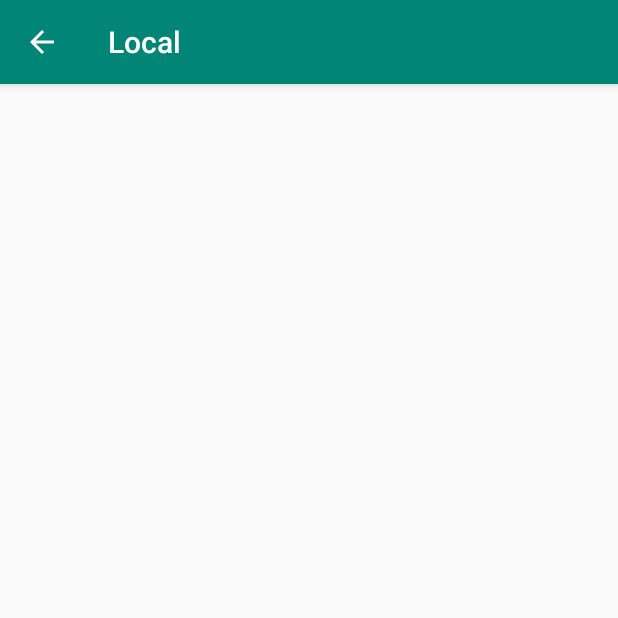
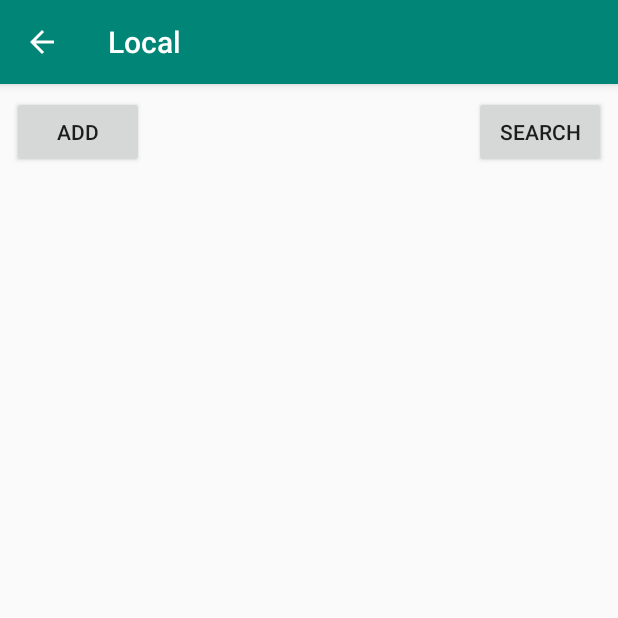
Before and after one commit to lufimon/cdgsWorkshop, an Android app: the LocalActivity screen opened directly, with no data from a screen before it, on a phone screen of 412 x 824 dp, the top half of it. Run offline under Robolectric (Android 15) with nearby library versions, the phone set to English and light mode, and no system bars; our stand-ins replace Room's generated code.

Commit message:
insert person

```diff
--- a/app/src/main/AndroidManifest.xml
+++ b/app/src/main/AndroidManifest.xml
@@ -1,6 +1,7 @@
 <?xml version="1.0" encoding="utf-8"?>
 <manifest xmlns:android="http://schemas.android.com/apk/res/android"
-          xmlns:tools="http://schemas.android.com/tools" package="th.co.cdgs.workshop1">
+          xmlns:tools="http://schemas.android.com/tools"
+          package="th.co.cdgs.workshop1">
 
     <uses-permission android:name="android.permission.INTERNET"/>
 
@@ -23,6 +24,8 @@
         </activity>
         <activity android:name=".remote.RemoteActivity">
         </activity>
+        <activity android:name=".local.LocalAddActivity">
+        </activity>
     </application>
 
 </manifest>
--- /dev/null
+++ b/app/src/main/java/th/co/cdgs/workshop1/Utils.kt
@@ -0,0 +1,29 @@
+package th.co.cdgs.workshop1
+
+import android.os.AsyncTask
+
+class Utils {
+    companion object {
+        class DoAsyncCallBack(private val handler: () -> Any, private val callback: (Any?) -> Unit) :
+            AsyncTask<Unit, Unit, Any>() {
+            override fun doInBackground(vararg params: Unit?): Any? {
+                return handler()
+            }
+
+            override fun onPostExecute(result: Any?) {
+                callback(result)
+            }
+        }
+
+        class DoAsync(private val handler: () -> Unit, private val callback: () -> Unit) :
+            AsyncTask<Unit, Unit, Unit>() {
+            override fun doInBackground(vararg params: Unit?) {
+                handler()
+            }
+
+            override fun onPostExecute(result: Unit?) {
+                callback()
+            }
+        }
+    }
+}
--- a/app/src/main/java/th/co/cdgs/workshop1/local/LocalActivity.kt
+++ b/app/src/main/java/th/co/cdgs/workshop1/local/LocalActivity.kt
@@ -1,17 +1,36 @@
 package th.co.cdgs.workshop1.local
 
+import android.content.Intent
+import android.os.Bundle
 import android.support.v7.app.AppCompatActivity
-import android.os.Bundle
+import android.support.v7.widget.LinearLayoutManager
+import android.support.v7.widget.RecyclerView
 import android.view.MenuItem
+import android.widget.Button
 import th.co.cdgs.workshop1.R
+import th.co.cdgs.workshop1.Utils.Companion.DoAsyncCallBack
+import th.co.cdgs.workshop1.local.data.AppDatabase
+import th.co.cdgs.workshop1.local.data.Person
 
 class LocalActivity : AppCompatActivity() {
+
+    //after create button in layout activity_local
+    lateinit var btnAddPerson: Button
+    lateinit var btnSearchPerson: Button
+
+    //define after create input from success
+    lateinit var localAdapter: LocalAdapter
+
+    //define after create adapter success
+    lateinit var recyclerView: RecyclerView
+
 
     override fun onCreate(savedInstanceState: Bundle?) {
         super.onCreate(savedInstanceState)
         supportActionBar?.setDisplayHomeAsUpEnabled(true)
         setContentView(R.layout.activity_local)
         title = "Local"
+        this.init()
     }
 
     override fun onOptionsItemSelected(item: MenuItem?): Boolean {
@@ -22,4 +41,38 @@ class LocalActivity : AppCompatActivity() {
         }
         return super.onOptionsItemSelected(item)
     }
+
+    private fun init() {
+        //after create button in layout activity_local when complete go to create LocalAddActivity
+        btnAddPerson = findViewById(R.id.btn_add_person)
+        btnAddPerson.setOnClickListener {
+            startActivity(Intent(this@LocalActivity, LocalAddActivity::class.java))
+        }
+
+        btnSearchPerson = findViewById(R.id.btn_search_person)
+        btnSearchPerson.setOnClickListener {
+
+        }
+
+        //define after create input from success
+        localAdapter = LocalAdapter()
+        localAdapter.setDataList(arrayListOf())
+
+        //define after create adapter success
+        recyclerView = findViewById(R.id.rv_person_detail)
+        //define layout in recycle view
+        recyclerView.layoutManager = LinearLayoutManager(this)
+    }
+
+    override fun onResume() {
+        super.onResume()
+        //when onResume to query person all to show
+        DoAsyncCallBack({
+            AppDatabase.getAppDatabase(this).personDao().getPersonAll()
+        }, {
+            localAdapter.setDataList(it as List<Person>)
+            localAdapter.notifyDataSetChanged()
+            recyclerView.adapter = localAdapter
+        }).execute()
+    }
 }
--- /dev/null
+++ b/app/src/main/java/th/co/cdgs/workshop1/local/LocalAdapter.kt
@@ -0,0 +1,50 @@
+package th.co.cdgs.workshop1.local
+
+import android.support.v7.widget.RecyclerView
+import android.view.LayoutInflater
+import android.view.View
+import android.view.ViewGroup
+import android.widget.TextView
+import th.co.cdgs.workshop1.R
+import th.co.cdgs.workshop1.local.data.Person
+
+//constrctor have parameter data list from list
+class LocalAdapter : /* two add implement abstract recycleview adapter and three implement funtion */
+    RecyclerView.Adapter<LocalAdapter.ViewHolder>() {
+
+    private lateinit var dataList: List<Person>
+
+    fun setDataList(dataList: List<Person>) {
+        this.dataList = dataList
+    }
+
+    //define view item for create view
+    override fun onCreateViewHolder(parent: ViewGroup, viewType: Int): ViewHolder {
+        //define view item and return view is define
+        val view = LayoutInflater.from(parent.context).inflate(R.layout.item_person_detail, parent, false)
+        return ViewHolder(view)
+    }
+
+    //define size list item
+    override fun getItemCount(): Int {
+        //return size data list for loop create item
+        return dataList.size
+    }
+
+    //define value in item
+    override fun onBindViewHolder(holder: ViewHolder, position: Int) {
+        //after init component item
+        val data = dataList[position]
+        holder.txtFullName.text = data.firstName.plus(" ").plus(data.lastName)
+        holder.txtAge.text = data.age.toString()
+        holder.txtGender.text = data.gender
+    }
+
+    //first create from create view holder
+    class ViewHolder(view: View) : RecyclerView.ViewHolder(view) {
+        //after crate view item and define size item
+        val txtFullName = view.findViewById<TextView>(R.id.txt_fullname)
+        val txtAge = view.findViewById<TextView>(R.id.txt_age)
+        val txtGender = view.findViewById<TextView>(R.id.txt_gender)
+    }
+}
--- a/app/src/main/java/th/co/cdgs/workshop1/local/data/AppDatabase.kt
+++ b/app/src/main/java/th/co/cdgs/workshop1/local/data/AppDatabase.kt
@@ -1,9 +1,11 @@
 package th.co.cdgs.workshop1.local.data
 
+import android.arch.persistence.room.Database
 import android.arch.persistence.room.Room
 import android.arch.persistence.room.RoomDatabase
 import android.content.Context
-
+//3
+@Database(entities = [Person::class], version = 1)
 abstract class AppDatabase : RoomDatabase() {
     companion object {
         fun getAppDatabase(context: Context): AppDatabase =
--- a/app/src/main/java/th/co/cdgs/workshop1/local/data/Person.kt
+++ b/app/src/main/java/th/co/cdgs/workshop1/local/data/Person.kt
@@ -3,7 +3,7 @@ package th.co.cdgs.workshop1.local.data
 import android.arch.persistence.room.ColumnInfo
 import android.arch.persistence.room.Entity
 import android.arch.persistence.room.PrimaryKey
-
+//1
 @Entity(tableName = "person")
 data class Person(
     @PrimaryKey(autoGenerate = true) var id: Int? = null,
--- a/app/src/main/java/th/co/cdgs/workshop1/local/data/PersonDao.kt
+++ b/app/src/main/java/th/co/cdgs/workshop1/local/data/PersonDao.kt
@@ -1,7 +1,7 @@
 package th.co.cdgs.workshop1.local.data
 
 import android.arch.persistence.room.*
-
+//2
 @Dao
 interface PersonDao {
 
--- a/app/src/main/res/layout/activity_local.xml
+++ b/app/src/main/res/layout/activity_local.xml
@@ -7,4 +7,24 @@
         android:layout_height="match_parent"
         tools:context=".local.LocalActivity">
 
+    <Button
+            android:text="ADD"
+            android:layout_width="wrap_content"
+            android:layout_height="wrap_content" android:id="@+id/btn_add_person" android:layout_marginTop="8dp"
+            app:layout_constraintTop_toTopOf="parent" app:layout_constraintStart_toStartOf="parent"
+            android:layout_marginStart="8dp"/>
+    <Button
+            android:text="SEARCH"
+            android:layout_width="wrap_content"
+            android:layout_height="wrap_content" android:id="@+id/btn_search_person"
+            app:layout_constraintEnd_toEndOf="parent"
+            android:layout_marginEnd="8dp" android:layout_marginTop="8dp" app:layout_constraintTop_toTopOf="parent"/>
+    <android.support.v7.widget.RecyclerView
+            android:layout_width="match_parent"
+            android:layout_height="0dp" android:id="@+id/rv_person_detail"
+            app:layout_constraintStart_toStartOf="parent"
+            app:layout_constraintEnd_toEndOf="parent"
+            android:layout_marginStart="8dp" android:layout_marginEnd="8dp" android:layout_marginBottom="8dp"
+            app:layout_constraintBottom_toBottomOf="parent"
+            android:layout_marginTop="8dp" app:layout_constraintTop_toBottomOf="@+id/btn_add_person"/>
 </android.support.constraint.ConstraintLayout>
--- a/app/src/main/res/layout/item_person_detail.xml
+++ b/app/src/main/res/layout/item_person_detail.xml
@@ -1,8 +1,9 @@
 <?xml version="1.0" encoding="utf-8"?>
 <android.support.constraint.ConstraintLayout xmlns:android="http://schemas.android.com/apk/res/android"
                                              xmlns:app="http://schemas.android.com/apk/res-auto"
-                                             xmlns:tools="http://schemas.android.com/tools" android:layout_width="match_parent"
-                                             android:layout_height="match_parent">
+                                             xmlns:tools="http://schemas.android.com/tools"
+                                             android:layout_width="match_parent"
+                                             android:layout_height="wrap_content">
 
     <android.support.v7.widget.CardView
             android:layout_width="match_parent"
```
Also changed, not shown: app/src/main/java/th/co/cdgs/workshop1/local/LocalAddActivity.kt (added, +78 -0 lines), app/src/main/res/layout/activity_local_add.xml (added, +68 -0 lines).
